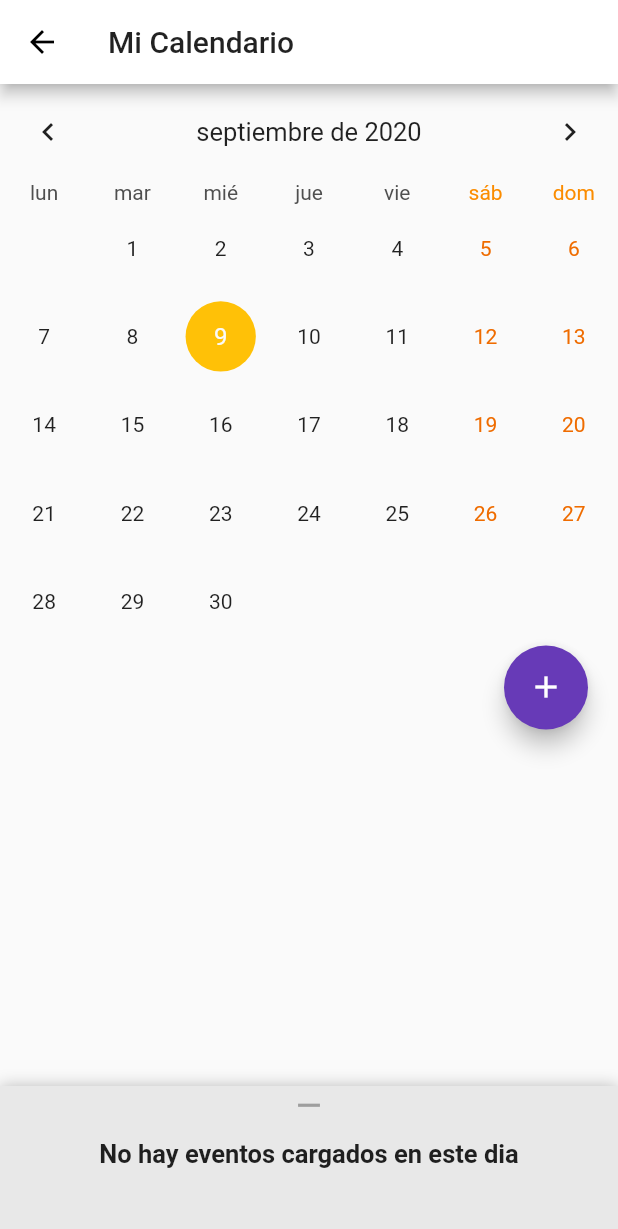
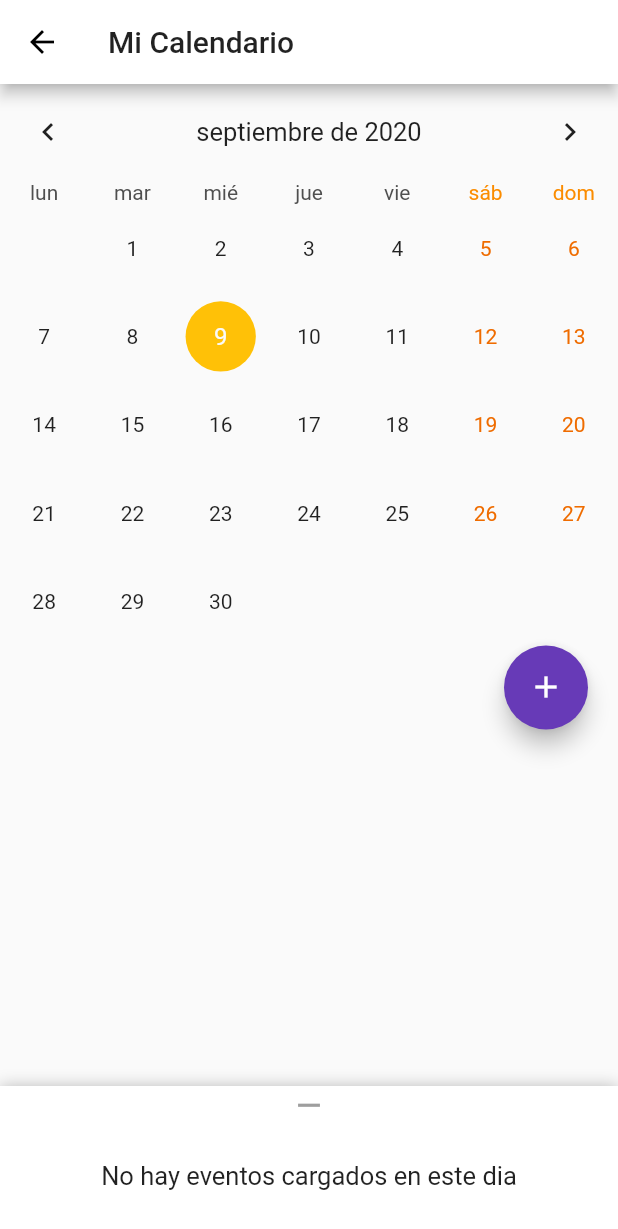
Before and after one commit to uvsy-flutter-mobile/universy, a Flutter app: the StudentCalendarModule screen opened by its route, on a phone screen of 412 x 824 dp. Shown: the top 1229 px of the screen. Run offline on Flutter 3.47's test engine with Material 2 defaults, Android fonts, the light colour scheme and no system bars; drawn by our look-alikes of sliding_up_panel, table_calendar; our stand-ins replace auto_size_text, email_validator, equatable, flushbar, flutter_bloc, flutter_secure_storage and 4 more; missing offline and left inert: amazon_cognito_identity_dart_2, card_settings, fading_edge_scrollview, flutter_udid, optional; accounts and stored records are empty; statements that could not run were skipped.

Commit message:
[CALENDAR]: Updates style of existing event widget

```diff
--- a/lib/modules/student/calendar/widget/panel-widget.dart
+++ b/lib/modules/student/calendar/widget/panel-widget.dart
@@ -14,7 +14,7 @@ class EventsPanelWidget extends StatelessWidget {
   @override
   Widget build(BuildContext context) {
     return Container(
-      color: Color(0xFFE8E8E8),
+      color: Colors.white,
       child: Column(
         children: <Widget>[
           Icon(Icons.remove, size: 25.0, color: Colors.grey),
@@ -40,11 +40,11 @@ class EventsPanelWidget extends StatelessWidget {
 
   Widget _buildEmptyEvent() {
     return Container(
-      padding: EdgeInsets.only(top: 10.0),
+      padding: EdgeInsets.only(top: 25.0),
       alignment: Alignment.topCenter,
       child: Text(
         AppText.getInstance().get("student.calendar.events.emptyEventsDay"),
-        style: TextStyle(fontSize: 17, fontWeight: FontWeight.bold),
+        style: TextStyle(fontSize: 17),
       ),
     );
   }
```
Also changed, not shown: lib/modules/student/calendar/widget/existing-event-widget.dart (+28 -9 lines).
